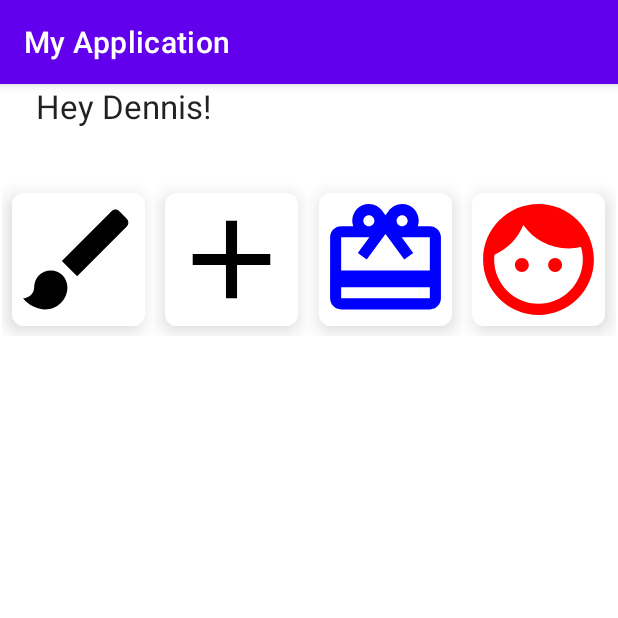
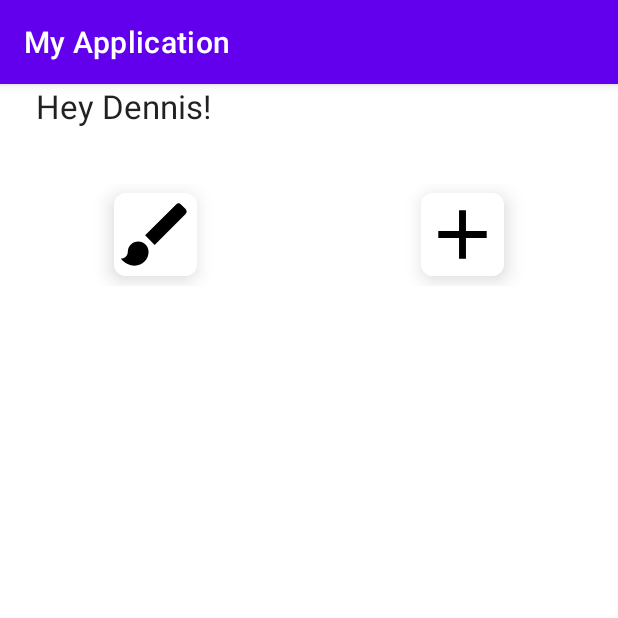
Before and after one commit to nonfungaistea/nonfungaistea, an Android app: the DashboardActivity screen opened directly, with no data from a screen before it, on a phone screen of 412 x 824 dp, the top half of it. Run offline under Robolectric (Android 15) with nearby library versions, the phone set to English and light mode, and no system bars.

Commit message:
made 2 boxes
made it so that it only makes 2 boxes

```diff
--- a/Senior Project/MyApplication/app/src/main/AndroidManifest.xml
+++ b/Senior Project/MyApplication/app/src/main/AndroidManifest.xml
@@ -15,7 +15,7 @@
         tools:targetApi="31">
         <activity
             android:name=".DashboardActivity"
-            android:exported="false" />
+            android:exported="true" />
         <activity
             android:name=".RegisterActivity"
             android:exported="false" />
--- a/Senior Project/MyApplication/app/src/main/java/com/example/myapplication/BoardSize.kt
+++ b/Senior Project/MyApplication/app/src/main/java/com/example/myapplication/BoardSize.kt
@@ -9,8 +9,8 @@ enum class BoardSize(val numCards: Int){
     fun getWidth(): Int {
         return when (this){
             EASY -> 2
-            MEDIUM -> 3
-            HARD -> 4
+            MEDIUM -> 2
+            HARD -> 2
         }
     }
 
--- a/Senior Project/MyApplication/app/src/main/java/com/example/myapplication/VisualCardAdapter.kt
+++ b/Senior Project/MyApplication/app/src/main/java/com/example/myapplication/VisualCardAdapter.kt
@@ -34,8 +34,8 @@ class VisualCardAdapter(
     }
 
     override fun onCreateViewHolder(parent: ViewGroup, viewType: Int): ViewHolder {
-        val cardWidth = parent.width / boardSize.getWidth() - (2 * MARGIN_SIZE)
-        val cardHeight = parent.height / boardSize.getHeight() - (2 * MARGIN_SIZE)
+        val cardWidth = parent.width / boardSize.getWidth()
+        val cardHeight = parent.height / boardSize.getHeight()
         val cardSideLength = min(cardWidth,cardHeight)
         //inflate is the view
         val view = LayoutInflater.from(context).inflate(R.layout.visual_card, parent, false)
```
